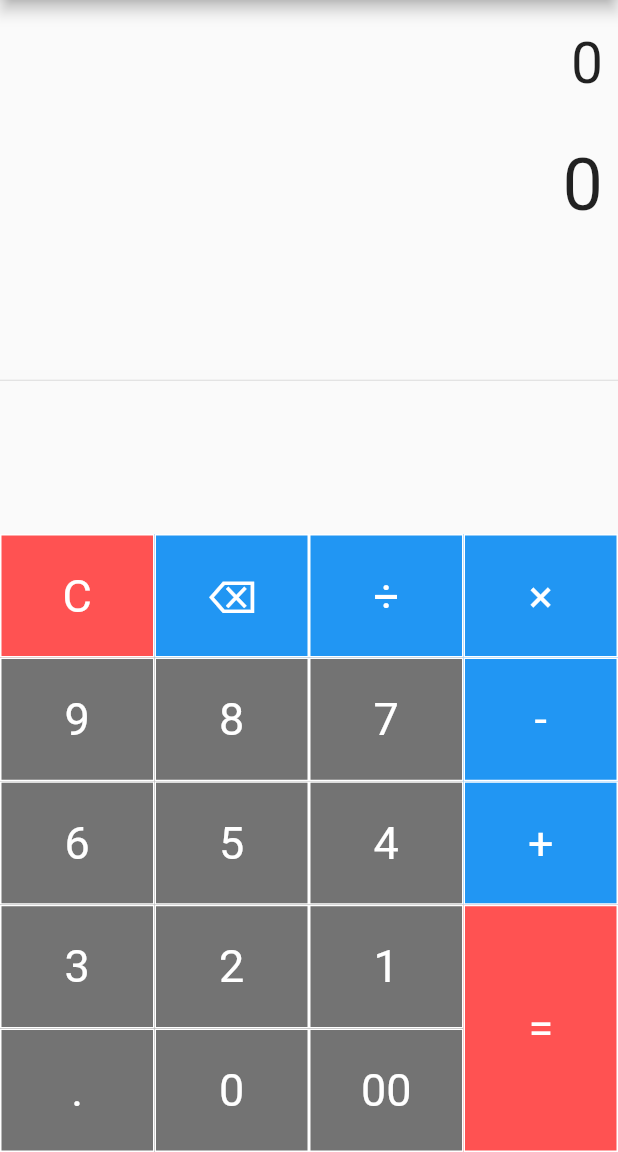
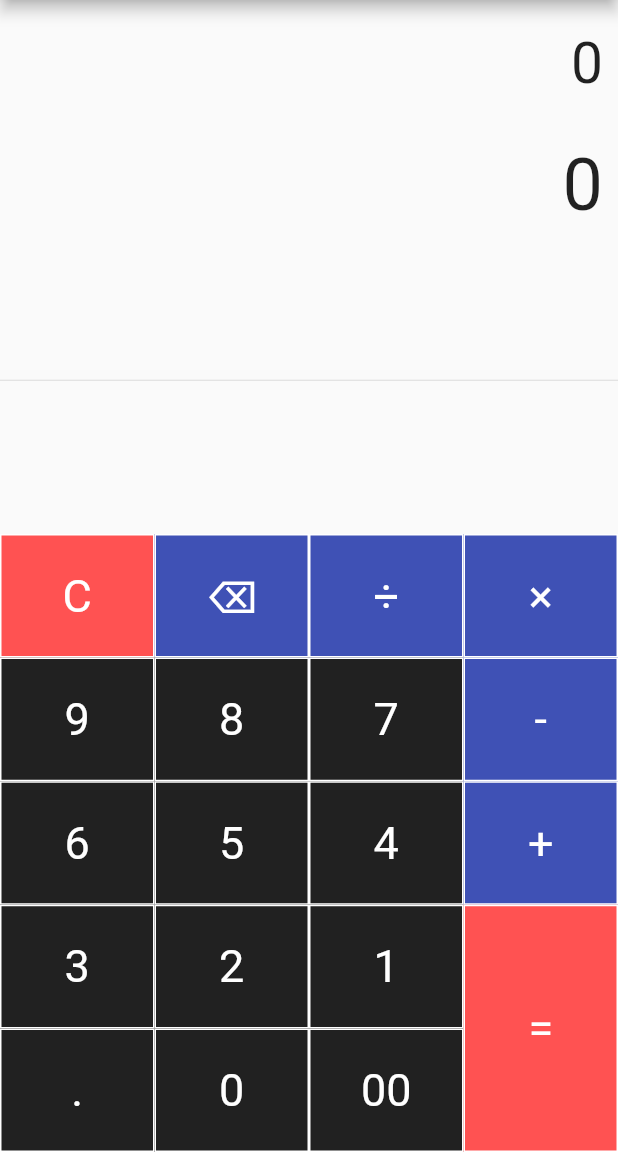
Before and after one commit to GLartey97/Simple-Calculator-Mobile, a Flutter app: the screen it shows after launch, on a phone screen of 412 x 824 dp, the part 84-1236 px from its top. Run offline on Flutter 3.47's test engine with Material 2 defaults, Android fonts, the phone set to English and light mode, and no system bars.

Commit message:
Changed the colors for prev commit

```diff
--- a/lib/main.dart
+++ b/lib/main.dart
@@ -91,36 +91,36 @@ class _SimpleCalculatorState extends State<SimpleCalculator> {
                     TableRow(
                       children: [
                         buildButton("C", 1, Colors.redAccent),
-                        buildButton("⌫", 1, Colors.blue),
-                        buildButton("÷", 1, Colors.blue),
+                        buildButton("⌫", 1, Colors.indigo),
+                        buildButton("÷", 1, Colors.indigo),
                       ],
                     ),
                     TableRow(
                       children: [
-                        buildButton("9", 1, Colors.black54),
-                        buildButton("8", 1, Colors.black54),
-                        buildButton("7", 1, Colors.black54),
+                        buildButton("9", 1, Colors.black87),
+                        buildButton("8", 1, Colors.black87),
+                        buildButton("7", 1, Colors.black87),
                       ],
                     ),
                     TableRow(
                       children: [
-                        buildButton("6", 1, Colors.black54),
-                        buildButton("5", 1, Colors.black54),
-                        buildButton("4", 1, Colors.black54),
+                        buildButton("6", 1, Colors.black87),
+                        buildButton("5", 1, Colors.black87),
+                        buildButton("4", 1, Colors.black87),
                       ],
                     ),
                     TableRow(
                       children: [
-                        buildButton("3", 1, Colors.black54),
-                        buildButton("2", 1, Colors.black54),
-                        buildButton("1", 1, Colors.black54),
+                        buildButton("3", 1, Colors.black87),
+                        buildButton("2", 1, Colors.black87),
+                        buildButton("1", 1, Colors.black87),
                       ],
                     ),
                     TableRow(
                       children: [
-                        buildButton(".", 1, Colors.black54),
-                        buildButton("0", 1, Colors.black54),
-                        buildButton("00", 1, Colors.black54),
+                        buildButton(".", 1, Colors.black87),
+                        buildButton("0", 1, Colors.black87),
+                        buildButton("00", 1, Colors.black87),
                       ],
                     ),
                   ],
@@ -132,17 +132,17 @@ class _SimpleCalculatorState extends State<SimpleCalculator> {
                   children: [
                     TableRow(
                       children: [
-                        buildButton("×", 1, Colors.blue),
+                        buildButton("×", 1, Colors.indigo),
                       ],
                     ),
                     TableRow(
                       children: [
-                        buildButton("-", 1, Colors.blue),
+                        buildButton("-", 1, Colors.indigo),
                       ],
                     ),
                     TableRow(
                       children: [
-                        buildButton("+", 1, Colors.blue),
+                        buildButton("+", 1, Colors.indigo),
                       ],
                     ),
                     TableRow(
```
